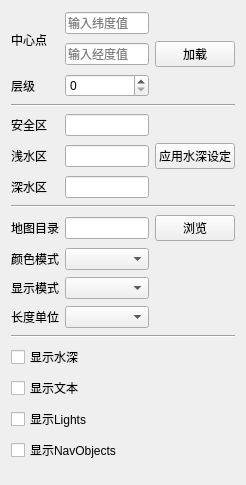
bnufree/MapMerge, file zchx_ecdis/src/zchxvectormapsettingwidget.ui: the form before one commit.
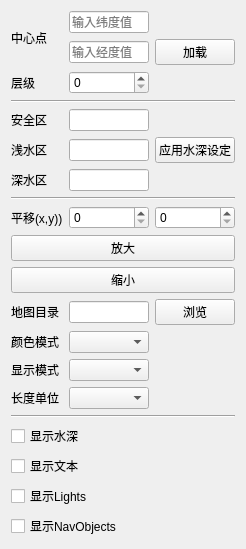
The form after the commit.

Patch:
```diff
--- a/zchx_ecdis/src/zchxvectormapsettingwidget.ui
+++ b/zchx_ecdis/src/zchxvectormapsettingwidget.ui
@@ -23,81 +23,6 @@
    <string notr="true"/>
   </property>
   <layout class="QGridLayout" name="gridLayout">
-   <item row="13" column="0">
-    <widget class="QLabel" name="label_6">
-     <property name="text">
-      <string>长度单位</string>
-     </property>
-    </widget>
-   </item>
-   <item row="13" column="1">
-    <widget class="QComboBox" name="distanceUnitCbx"/>
-   </item>
-   <item row="10" column="2">
-    <widget class="QPushButton" name="vectorDirBrowseBtn">
-     <property name="text">
-      <string>浏览</string>
-     </property>
-    </widget>
-   </item>
-   <item row="11" column="0">
-    <widget class="QLabel" name="label_2">
-     <property name="text">
-      <string>颜色模式</string>
-     </property>
-    </widget>
-   </item>
-   <item row="11" column="1">
-    <widget class="QComboBox" name="colorSchemeCBX"/>
-   </item>
-   <item row="12" column="0">
-    <widget class="QLabel" name="label_4">
-     <property name="text">
-      <string>显示模式</string>
-     </property>
-    </widget>
-   </item>
-   <item row="12" column="1">
-    <widget class="QComboBox" name="displayCategoryCBX"/>
-   </item>
-   <item row="10" column="1">
-    <widget class="QLineEdit" name="vectorDir"/>
-   </item>
-   <item row="17" column="0" colspan="2">
-    <widget class="QCheckBox" name="showLightsChk">
-     <property name="text">
-      <string>显示Lights</string>
-     </property>
-    </widget>
-   </item>
-   <item row="18" column="0" colspan="2">
-    <widget class="QCheckBox" name="showNavObjectChk">
-     <property name="text">
-      <string>显示NavObjects</string>
-     </property>
-    </widget>
-   </item>
-   <item row="15" column="0" colspan="2">
-    <widget class="QCheckBox" name="showDepthTextCHK">
-     <property name="text">
-      <string>显示水深</string>
-     </property>
-    </widget>
-   </item>
-   <item row="16" column="0" colspan="2">
-    <widget class="QCheckBox" name="showTextCHK">
-     <property name="text">
-      <string>显示文本</string>
-     </property>
-    </widget>
-   </item>
-   <item row="7" column="2">
-    <widget class="QPushButton" name="depthSettingApplyBtn">
-     <property name="text">
-      <string>应用水深设定</string>
-     </property>
-    </widget>
-   </item>
    <item row="3" column="2">
     <widget class="QPushButton" name="mapLoadBtn">
      <property name="text">
@@ -105,16 +30,6 @@
      </property>
     </widget>
    </item>
-   <item row="6" column="0">
-    <widget class="QLabel" name="label_8">
-     <property name="text">
-      <string>安全区</string>
-     </property>
-    </widget>
-   </item>
-   <item row="6" column="1">
-    <widget class="QLineEdit" name="safeDepthTxt"/>
-   </item>
    <item row="7" column="0">
     <widget class="QLabel" name="label_7">
      <property name="text">
@@ -125,8 +40,19 @@
    <item row="7" column="1">
     <widget class="QLineEdit" name="shallowDepthTxt"/>
    </item>
-   <item row="8" column="1">
-    <widget class="QLineEdit" name="DeepDepthTxt"/>
+   <item row="5" column="0" colspan="3">
+    <widget class="Line" name="line">
+     <property name="orientation">
+      <enum>Qt::Horizontal</enum>
+     </property>
+    </widget>
+   </item>
+   <item row="17" column="0" colspan="3">
+    <widget class="Line" name="line_3">
+     <property name="orientation">
+      <enum>Qt::Horizontal</enum>
+     </property>
+    </widget>
    </item>
    <item row="8" column="0">
     <widget class="QLabel" name="label_9">
@@ -135,13 +61,6 @@
      </property>
     </widget>
    </item>
-   <item row="10" column="0">
-    <widget class="QLabel" name="label_5">
-     <property name="text">
-      <string>地图目录</string>
-     </property>
-    </widget>
-   </item>
    <item row="3" column="1">
     <widget class="QLineEdit" name="centerLon">
      <property name="placeholderText">
@@ -149,6 +68,13 @@
      </property>
     </widget>
    </item>
+   <item row="6" column="0">
+    <widget class="QLabel" name="label_8">
+     <property name="text">
+      <string>安全区</string>
+     </property>
+    </widget>
+   </item>
    <item row="2" column="0" rowspan="2">
     <widget class="QLabel" name="label">
      <property name="text">
@@ -163,23 +89,22 @@
      </property>
     </widget>
    </item>
-   <item row="4" column="0">
-    <widget class="QLabel" name="label_3">
+   <item row="6" column="1">
+    <widget class="QLineEdit" name="safeDepthTxt"/>
+   </item>
+   <item row="8" column="1">
+    <widget class="QLineEdit" name="DeepDepthTxt"/>
+   </item>
+   <item row="13" column="0">
+    <widget class="QLabel" name="label_5">
      <property name="text">
-      <string>层级</string>
+      <string>地图目录</string>
      </property>
     </widget>
    </item>
    <item row="4" column="1">
     <widget class="QSpinBox" name="zoomSpinBox"/>
    </item>
-   <item row="5" column="0" colspan="3">
-    <widget class="Line" name="line">
-     <property name="orientation">
-      <enum>Qt::Horizontal</enum>
-     </property>
-    </widget>
-   </item>
    <item row="9" column="0" colspan="3">
     <widget class="Line" name="line_2">
      <property name="orientation">
@@ -187,13 +112,115 @@
      </property>
     </widget>
    </item>
-   <item row="14" column="0" colspan="3">
-    <widget class="Line" name="line_3">
-     <property name="orientation">
-      <enum>Qt::Horizontal</enum>
+   <item row="4" column="0">
+    <widget class="QLabel" name="label_3">
+     <property name="text">
+      <string>层级</string>
      </property>
     </widget>
    </item>
+   <item row="10" column="0">
+    <widget class="QLabel" name="label_10">
+     <property name="text">
+      <string>平移(x,y))</string>
+     </property>
+    </widget>
+   </item>
+   <item row="11" column="0" colspan="3">
+    <widget class="QPushButton" name="zoomInBtn">
+     <property name="text">
+      <string>放大</string>
+     </property>
+    </widget>
+   </item>
+   <item row="19" column="0" colspan="2">
+    <widget class="QCheckBox" name="showTextCHK">
+     <property name="text">
+      <string>显示文本</string>
+     </property>
+    </widget>
+   </item>
+   <item row="7" column="2">
+    <widget class="QPushButton" name="depthSettingApplyBtn">
+     <property name="text">
+      <string>应用水深设定</string>
+     </property>
+    </widget>
+   </item>
+   <item row="14" column="1">
+    <widget class="QComboBox" name="colorSchemeCBX"/>
+   </item>
+   <item row="20" column="0" colspan="2">
+    <widget class="QCheckBox" name="showLightsChk">
+     <property name="text">
+      <string>显示Lights</string>
+     </property>
+    </widget>
+   </item>
+   <item row="21" column="0" colspan="2">
+    <widget class="QCheckBox" name="showNavObjectChk">
+     <property name="text">
+      <string>显示NavObjects</string>
+     </property>
+    </widget>
+   </item>
+   <item row="13" column="1">
+    <widget class="QLineEdit" name="vectorDir"/>
+   </item>
+   <item row="18" column="0" colspan="2">
+    <widget class="QCheckBox" name="showDepthTextCHK">
+     <property name="text">
+      <string>显示水深</string>
+     </property>
+    </widget>
+   </item>
+   <item row="16" column="1">
+    <widget class="QComboBox" name="distanceUnitCbx"/>
+   </item>
+   <item row="13" column="2">
+    <widget class="QPushButton" name="vectorDirBrowseBtn">
+     <property name="text">
+      <string>浏览</string>
+     </property>
+    </widget>
+   </item>
+   <item row="16" column="0">
+    <widget class="QLabel" name="label_6">
+     <property name="text">
+      <string>长度单位</string>
+     </property>
+    </widget>
+   </item>
+   <item row="14" column="0">
+    <widget class="QLabel" name="label_2">
+     <property name="text">
+      <string>颜色模式</string>
+     </property>
+    </widget>
+   </item>
+   <item row="15" column="0">
+    <widget class="QLabel" name="label_4">
+     <property name="text">
+      <string>显示模式</string>
+     </property>
+    </widget>
+   </item>
+   <item row="15" column="1">
+    <widget class="QComboBox" name="displayCategoryCBX"/>
+   </item>
+   <item row="12" column="0" colspan="3">
+    <widget class="QPushButton" name="zoomOutBtn">
+     <property name="text">
+      <string>缩小</string>
+     </property>
+    </widget>
+   </item>
+   <item row="10" column="1">
+    <widget class="QSpinBox" name="pan_x"/>
+   </item>
+   <item row="10" column="2">
+    <widget class="QSpinBox" name="pan_y"/>
+   </item>
   </layout>
  </widget>
  <resources/>
```
